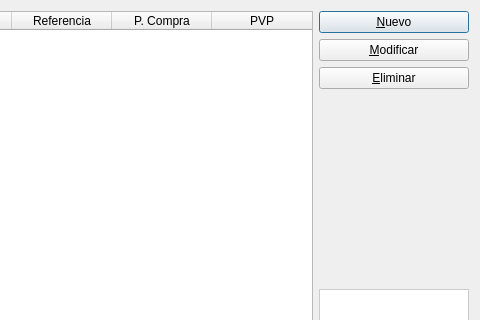
First picture: the form in forms/frmproductoslist.ui, repository santiagogonzalezsuarez/MarpajarosTPV, before the edit; both pictures show x 500 to 980 and y 0 to 320 of the 980 by 580 pixel window.
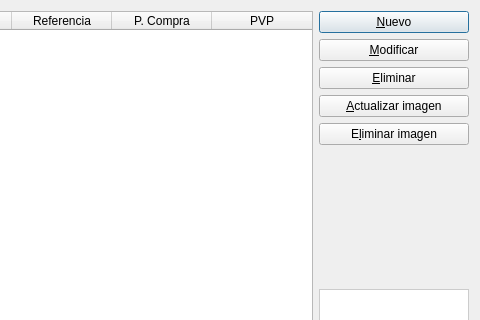
Second picture: the form after the edit. Icons and pictures are not drawn.

What changed in the file:
```diff
--- a/forms/frmproductoslist.ui
+++ b/forms/frmproductoslist.ui
@@ -50,6 +50,20 @@
        </property>
       </widget>
      </item>
+     <item>
+      <widget class="QPushButton" name="btnActualizarImagen">
+       <property name="text">
+        <string>&amp;Actualizar imagen</string>
+       </property>
+      </widget>
+     </item>
+     <item>
+      <widget class="QPushButton" name="btnEliminarImagen">
+       <property name="text">
+        <string>E&amp;liminar imagen</string>
+       </property>
+      </widget>
+     </item>
      <item>
       <spacer name="verticalSpacer">
        <property name="orientation">
```
Left out of the diff: 34 changed lines with no effect on the pictures.
